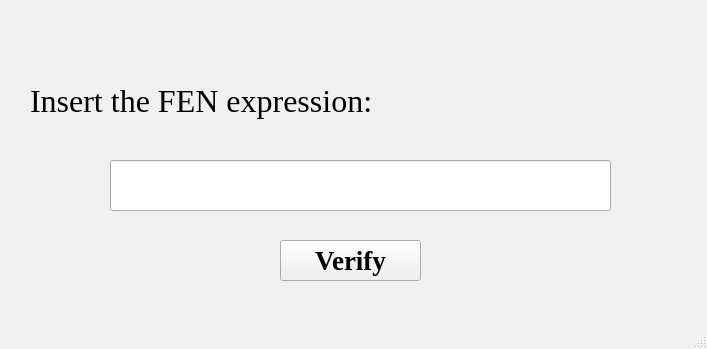
Above: FinalProject/GUI/mainwindow.ui from JuanFelipeRestrepoBuitrago/Proyecto-Lenguajes-de-Programacion before the change. Below: the same form after it.
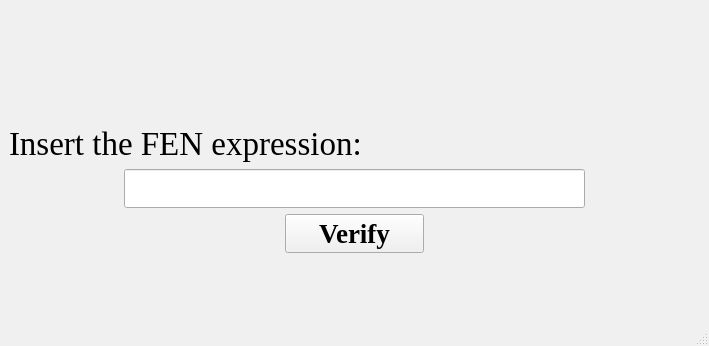
That is the form after the change. Icons and pictures are not drawn.

```diff
--- a/FinalProject/GUI/mainwindow.ui
+++ b/FinalProject/GUI/mainwindow.ui
@@ -6,8 +6,8 @@
    <rect>
     <x>0</x>
     <y>0</y>
-    <width>707</width>
-    <height>349</height>
+    <width>709</width>
+    <height>346</height>
    </rect>
   </property>
   <property name="palette">
@@ -429,14 +429,80 @@
    <string>Chess Parser</string>
   </property>
   <widget class="QWidget" name="centralwidget">
+   <layout class="QVBoxLayout" name="verticalLayout" stretch="1,3,1,1,1,0">
+    <item>
+     <spacer name="verticalSpacer_2">
+      <property name="orientation">
+       <enum>Qt::Vertical</enum>
+      </property>
+      <property name="sizeHint" stdset="0">
+       <size>
+        <width>20</width>
+        <height>40</height>
+       </size>
+      </property>
+     </spacer>
+    </item>
+    <item>
+     <layout class="QHBoxLayout" name="horizontalLayout_4">
+      <item>
+       <widget class="QLabel" name="mainText">
+        <property name="font">
+         <font>
+          <family>Times New Roman</family>
+          <pointsize>25</pointsize>
+         </font>
+        </property>
+        <property name="contextMenuPolicy">
+         <enum>Qt::NoContextMenu</enum>
+        </property>
+        <property name="acceptDrops">
+         <bool>true</bool>
+        </property>
+        <property name="text">
+         <string>Insert the FEN expression:</string>
+        </property>
+        <property name="textFormat">
+         <enum>Qt::RichText</enum>
+        </property>
+        <property name="scaledContents">
+         <bool>false</bool>
+        </property>
+        <property name="alignment">
+         <set>Qt::AlignBottom|Qt::AlignLeading|Qt::AlignLeft</set>
+        </property>
+        <property name="wordWrap">
+         <bool>false</bool>
+        </property>
+        <property name="textInteractionFlags">
+         <set>Qt::LinksAccessibleByMouse|Qt::TextSelectableByMouse</set>
+        </property>
+       </widget>
+      </item>
+     </layout>
+    </item>
+    <item>
+     <layout class="QHBoxLayout" name="horizontalLayout_3" stretch="1,4,1">
+      <item>
+       <spacer name="horizontalSpacer_3">
+        <property name="orientation">
+         <enum>Qt::Horizontal</enum>
+        </property>
+        <property name="sizeHint" stdset="0">
+         <size>
+          <width>40</width>
+          <height>20</height>
+         </size>
+        </property>
+       </spacer>
+      </item>
+      <item>
    <widget class="QLineEdit" name="data">
-    <property name="geometry">
-     <rect>
-      <x>110</x>
-      <y>160</y>
-      <width>501</width>
-      <height>51</height>
-     </rect>
+        <property name="sizePolicy">
+         <sizepolicy hsizetype="Expanding" vsizetype="Preferred">
+          <horstretch>0</horstretch>
+          <verstretch>0</verstretch>
+         </sizepolicy>
     </property>
     <property name="font">
      <font>
@@ -448,17 +514,53 @@
      <string/>
     </property>
    </widget>
+      </item>
+      <item>
+       <spacer name="horizontalSpacer_4">
+        <property name="orientation">
+         <enum>Qt::Horizontal</enum>
+        </property>
+        <property name="sizeHint" stdset="0">
+         <size>
+          <width>40</width>
+          <height>20</height>
+         </size>
+        </property>
+       </spacer>
+      </item>
+     </layout>
+    </item>
+    <item>
+     <layout class="QHBoxLayout" name="horizontalLayout_2" stretch="2,1,2">
+      <item>
+       <spacer name="horizontalSpacer">
+        <property name="orientation">
+         <enum>Qt::Horizontal</enum>
+        </property>
+        <property name="sizeHint" stdset="0">
+         <size>
+          <width>40</width>
+          <height>20</height>
+         </size>
+        </property>
+       </spacer>
+      </item>
+      <item>
    <widget class="QPushButton" name="verifyButton">
     <property name="enabled">
      <bool>true</bool>
     </property>
-    <property name="geometry">
-     <rect>
-      <x>280</x>
-      <y>240</y>
-      <width>141</width>
-      <height>41</height>
-     </rect>
+        <property name="sizePolicy">
+         <sizepolicy hsizetype="Preferred" vsizetype="Preferred">
+          <horstretch>0</horstretch>
+          <verstretch>0</verstretch>
+         </sizepolicy>
+        </property>
+        <property name="maximumSize">
+         <size>
+          <width>16777215</width>
+          <height>16777215</height>
+         </size>
     </property>
     <property name="palette">
      <palette>
@@ -508,28 +610,49 @@
      <string>Verify</string>
     </property>
    </widget>
-   <widget class="QLabel" name="mainText">
-    <property name="geometry">
-     <rect>
-      <x>30</x>
-      <y>70</y>
-      <width>411</width>
-      <height>61</height>
-     </rect>
-    </property>
+      </item>
+      <item>
+       <spacer name="horizontalSpacer_2">
+        <property name="orientation">
+         <enum>Qt::Horizontal</enum>
+        </property>
+        <property name="sizeHint" stdset="0">
+         <size>
+          <width>40</width>
+          <height>20</height>
+         </size>
+        </property>
+       </spacer>
+      </item>
+     </layout>
+    </item>
+    <item>
+     <spacer name="verticalSpacer">
+      <property name="orientation">
+       <enum>Qt::Vertical</enum>
+      </property>
+      <property name="sizeHint" stdset="0">
+       <size>
+        <width>20</width>
+        <height>40</height>
+       </size>
+      </property>
+     </spacer>
+    </item>
+    <item>
+     <widget class="QLabel" name="label">
     <property name="font">
      <font>
       <family>Times New Roman</family>
-      <pointsize>24</pointsize>
+        <pointsize>12</pointsize>
      </font>
     </property>
     <property name="text">
-     <string>Insert the FEN expression:</string>
-    </property>
-    <property name="alignment">
-     <set>Qt::AlignLeading|Qt::AlignLeft|Qt::AlignVCenter</set>
-    </property>
-   </widget>
+       <string/>
+      </property>
+     </widget>
+    </item>
+   </layout>
   </widget>
   <widget class="QMenuBar" name="menubar">
    <property name="geometry">
```
Left out of the diff: 10 changed lines with no effect on the pictures. Lines whose indentation alone changed are shown as unchanged.
